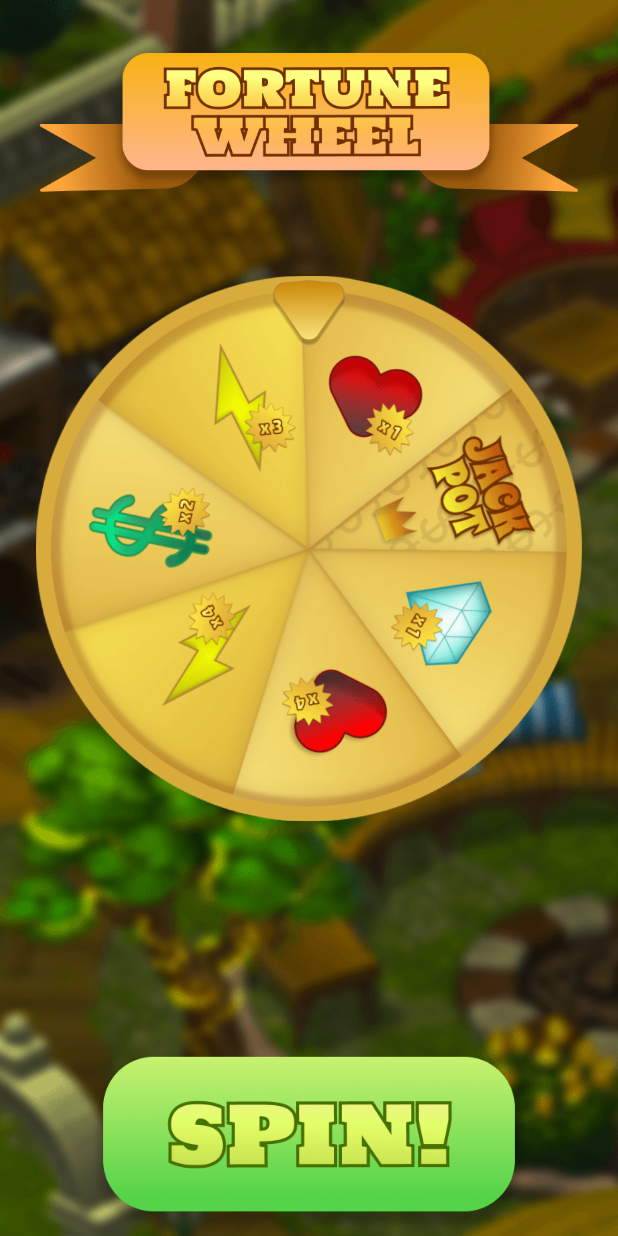
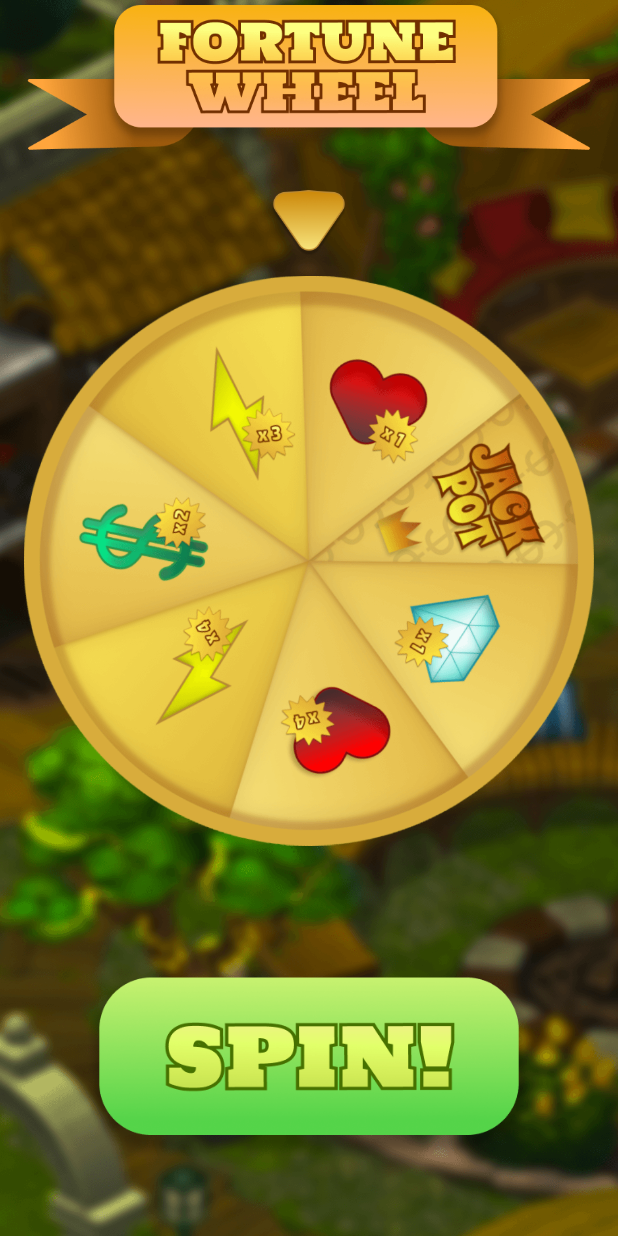
Before and after one commit to extrawest/spin-the-wheel-game, a Flutter app: the screen it shows after launch, on a phone screen of 412 x 824 dp. Run offline on Flutter 3.47's test engine with Material 2 defaults, Android fonts, the phone set to English and light mode, and no system bars; drawn by our look-alikes of zoom_tap_animation; our stand-ins replace equatable, flutter_bloc, lottie; missing offline and left inert: flutter_spinning_wheel.

Commit message:
Refactor layout

```diff
--- a/lib/widgets/spin_button.dart
+++ b/lib/widgets/spin_button.dart
@@ -33,6 +33,7 @@ class _SpinButtonState extends State<SpinButton> {
           onExit: (event) => setState(() => _isHovered = false),
           child: Image.asset(
             state.isSpinning ? spinButtonPressed : spinButton,
+            width: 300,
           ),
         ),
       ),
--- a/lib/widgets/spin_wheel_game.dart
+++ b/lib/widgets/spin_wheel_game.dart
@@ -2,46 +2,36 @@ import 'package:flutter/material.dart';
 import 'package:spin_wheel_game/assets.dart';
 import 'package:spin_wheel_game/widgets/spinning_wheel.dart';
 
-const horizontalPaddingValue = 24.0;
+const horizontalPaddingValue = 16.0;
 
 class SpinWheelGame extends StatelessWidget {
   const SpinWheelGame({Key? key}) : super(key: key);
 
   @override
   Widget build(BuildContext context) {
-    return Stack(
-      children: [
-        SizedBox(
+    return SizedBox(
       width: MediaQuery.of(context).size.width,
+      height: MediaQuery.of(context).size.height,
       child: Padding(
         padding: const EdgeInsets.symmetric(horizontal: horizontalPaddingValue),
-            child: CustomScrollView(
-              slivers: [
-                SliverFillRemaining(
+        child: SingleChildScrollView(
           child: Column(
             mainAxisSize: MainAxisSize.min,
             mainAxisAlignment: MainAxisAlignment.center,
             crossAxisAlignment: CrossAxisAlignment.center,
             children: [
-                      Expanded(flex: 2, child: Image.asset(fortuneWheelTitle)),
+              Image.asset(fortuneWheelTitle),
               const SizedBox(height: 24),
-                      Expanded(
-                        flex: 8,
-                        child: ConstrainedBox(
+              ConstrainedBox(
                 constraints: const BoxConstraints(
                   maxWidth: 500,
                 ),
                 child: const CustomSpinningWheel(),
               ),
-                      ),
-                    ],
-                  ),
-                ),
             ],
           ),
         ),
       ),
-      ],
     );
   }
 }
--- a/lib/widgets/spinning_wheel.dart
+++ b/lib/widgets/spinning_wheel.dart
@@ -1,5 +1,6 @@
 import 'dart:async';
 
+import 'package:flutter/foundation.dart';
 import 'package:flutter/material.dart';
 import 'package:flutter_bloc/flutter_bloc.dart';
 import 'package:flutter_spinning_wheel/flutter_spinning_wheel.dart';
@@ -12,6 +13,8 @@ import 'package:spin_wheel_game/spin_wheel_cubit/spin_wheel_state.dart';
 import 'package:spin_wheel_game/widgets/prize_dialog.dart';
 import 'package:spin_wheel_game/widgets/spin_button.dart';
 import 'package:spin_wheel_game/widgets/spin_wheel_game.dart';
+
+const _wheelDiameter = 500.0;
 
 class CustomSpinningWheel extends StatefulWidget {
   const CustomSpinningWheel({Key? key}) : super(key: key);
@@ -56,13 +59,17 @@ class _CustomSpinningWheelState extends State<CustomSpinningWheel> with TickerPr
           BlocConsumer<SpinWheelCubit, SpinWheelState>(
             listenWhen: (prev, curr) => prev.currentPrize != curr.currentPrize,
             listener: _spinListener,
-            builder: (context, state) => Expanded(
-              flex: 8,
+            builder: (context, state) => ConstrainedBox(
+              constraints: const BoxConstraints(
+                maxHeight: _wheelDiameter,
+                minWidth: _wheelDiameter,
+                minHeight: _wheelDiameter,
+              ),
               child: AbsorbPointer(
                 child: Stack(
                   children: [
                     SpinningWheel(
-                      Image.asset(spinningWheelFilled),
+                      Image.asset(spinningWheelFilled, width: _wheelDiameter, height: _wheelDiameter),
                       width: MediaQuery.of(context).size.width,
                       height: MediaQuery.of(context).size.width - (horizontalPaddingValue * 2),
                       dividers: 7,
@@ -91,10 +98,7 @@ class _CustomSpinningWheelState extends State<CustomSpinningWheel> with TickerPr
             ),
           ),
           const SizedBox(height: 24),
-          const Expanded(
-            flex: 2,
-            child: SpinButton(),
-          ),
+          const SpinButton(),
         ],
       ),
     );
@@ -114,7 +118,7 @@ class _CustomSpinningWheelState extends State<CustomSpinningWheel> with TickerPr
         children: [
           Center(
             child: SizedBox(
-              width: 500,
+              width: kIsWeb ? MediaQuery.of(context).size.width / 3 : 500,
               child: PrizeDialog(
                 prize: state.currentPrize!,
                 isJackpot: state.currentPrize!.name == 'jackpot',
@@ -136,7 +140,7 @@ class _CustomSpinningWheelState extends State<CustomSpinningWheel> with TickerPr
             child: Lottie.asset(
               defaultLottie,
               controller: _defaultLottieController,
-              height: 800,
+              height: MediaQuery.of(context).size.height,
               width: 600,
               fit: BoxFit.fill,
             ),
@@ -150,7 +154,7 @@ class _CustomSpinningWheelState extends State<CustomSpinningWheel> with TickerPr
             child: Lottie.asset(
               goldenConfettiLottie,
               controller: _coinsLottieController,
-              height: 800,
+              height: MediaQuery.of(context).size.height,
               width: 600,
               fit: BoxFit.fill,
             ),
@@ -165,7 +169,7 @@ class _CustomSpinningWheelState extends State<CustomSpinningWheel> with TickerPr
               coinsLottie,
               controller: _goldenConfettiLottieController,
               fit: BoxFit.fill,
-              height: 800,
+              height: MediaQuery.of(context).size.height,
             ),
           ),
         ),
```
Lines whose indentation alone changed are shown as unchanged.
